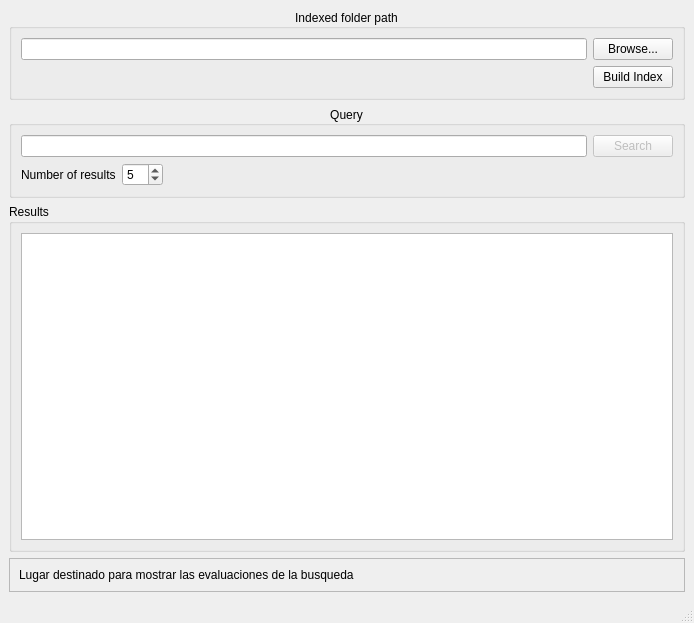
lailaglez/belief-network-irs, file UI/main.ui: the form before one commit.
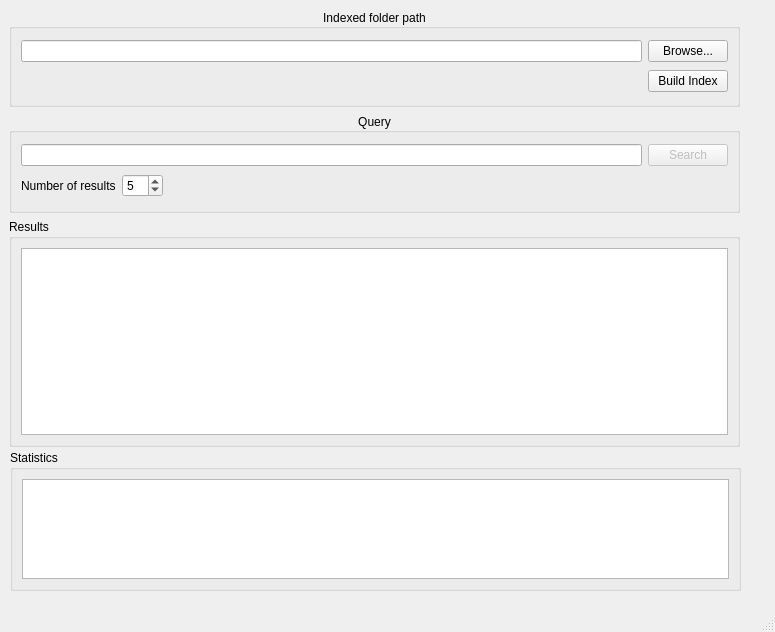
The form after the commit.

Commit message: TODOs para Jose

```diff
--- a/UI/main.ui
+++ b/UI/main.ui
@@ -6,17 +6,23 @@
    <rect>
     <x>0</x>
     <y>0</y>
-    <width>694</width>
-    <height>623</height>
+    <width>775</width>
+    <height>632</height>
    </rect>
   </property>
   <property name="windowTitle">
    <string>MainWindow</string>
   </property>
   <widget class="QWidget" name="centralwidget">
-   <layout class="QVBoxLayout" name="verticalLayout_3">
-    <item>
      <widget class="QGroupBox" name="groupBox">
+    <property name="geometry">
+     <rect>
+      <x>9</x>
+      <y>9</y>
+      <width>731</width>
+      <height>98</height>
+     </rect>
+    </property>
       <property name="title">
        <string>Indexed folder path</string>
       </property>
@@ -24,9 +30,6 @@
        <set>Qt::AlignCenter</set>
       </property>
       <layout class="QGridLayout" name="gridLayout_2">
-       <item row="0" column="0">
-        <widget class="QLineEdit" name="pathLineEdit"/>
-       </item>
        <item row="0" column="1">
         <widget class="QPushButton" name="browseBtn">
          <property name="text">
@@ -41,11 +44,38 @@
          </property>
         </widget>
        </item>
-      </layout>
-     </widget>
-    </item>
+     <item row="0" column="0">
+      <widget class="QLineEdit" name="pathLineEdit"/>
+     </item>
+    </layout>
+   </widget>
+   <widget class="QGroupBox" name="groupBox_3">
+    <property name="geometry">
+     <rect>
+      <x>9</x>
+      <y>219</y>
+      <width>731</width>
+      <height>228</height>
+     </rect>
+    </property>
+    <property name="title">
+     <string>Results</string>
+    </property>
+    <layout class="QVBoxLayout" name="verticalLayout">
     <item>
+      <widget class="QListWidget" name="resultslistWidget"/>
+     </item>
+    </layout>
+   </widget>
      <widget class="QGroupBox" name="groupBox_2">
+    <property name="geometry">
+     <rect>
+      <x>9</x>
+      <y>113</y>
+      <width>731</width>
+      <height>100</height>
+     </rect>
+    </property>
       <property name="title">
        <string>Query</string>
       </property>
@@ -83,6 +113,9 @@
          </property>
         </widget>
        </item>
+     <item row="0" column="0" colspan="3">
+      <widget class="QLineEdit" name="queryLineEdit"/>
+     </item>
        <item row="1" column="2">
         <spacer name="horizontalSpacer">
          <property name="orientation">
@@ -96,51 +129,33 @@
          </property>
         </spacer>
        </item>
-       <item row="0" column="0" colspan="3">
-        <widget class="QLineEdit" name="queryLineEdit"/>
-       </item>
-      </layout>
-     </widget>
-    </item>
-    <item>
-     <widget class="QGroupBox" name="groupBox_3">
+    </layout>
+   </widget>
+   <widget class="QGroupBox" name="groupBox_4">
+    <property name="geometry">
+     <rect>
+      <x>10</x>
+      <y>450</y>
+      <width>731</width>
+      <height>141</height>
+     </rect>
+    </property>
       <property name="title">
-       <string>Results</string>
-      </property>
-      <layout class="QVBoxLayout" name="verticalLayout">
+     <string>Statistics</string>
+    </property>
+    <layout class="QVBoxLayout" name="verticalLayout_4">
        <item>
-        <widget class="QListWidget" name="resultslistWidget"/>
+      <widget class="QListWidget" name="statisticslistWidget"/>
        </item>
       </layout>
      </widget>
-    </item>
-    <item>
-     <widget class="QFrame" name="frame">
-      <property name="frameShape">
-       <enum>QFrame::StyledPanel</enum>
-      </property>
-      <property name="frameShadow">
-       <enum>QFrame::Raised</enum>
-      </property>
-      <layout class="QVBoxLayout" name="verticalLayout_2">
-       <item>
-        <widget class="QLabel" name="label_2">
-         <property name="text">
-          <string>Lugar destinado para mostrar las evaluaciones de la busqueda</string>
-         </property>
-        </widget>
-       </item>
-      </layout>
-     </widget>
-    </item>
-   </layout>
   </widget>
   <widget class="QMenuBar" name="menubar">
    <property name="geometry">
     <rect>
      <x>0</x>
      <y>0</y>
-     <width>694</width>
+     <width>775</width>
      <height>25</height>
     </rect>
    </property>
```
Lines whose indentation alone changed are shown as unchanged. The commit also changes 5 other files.
